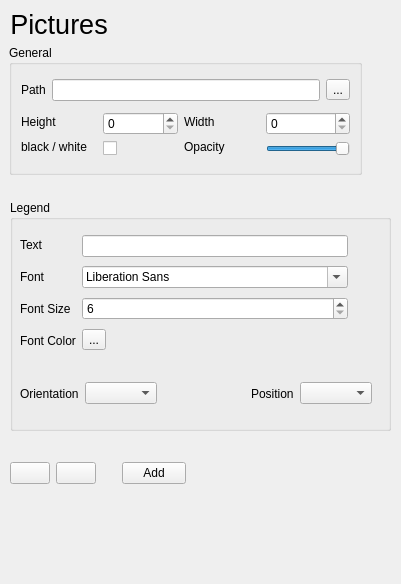
Above: sources/Forms/formpictures.ui from jose94752/ClipEdit before the change. Below: the same form after it.
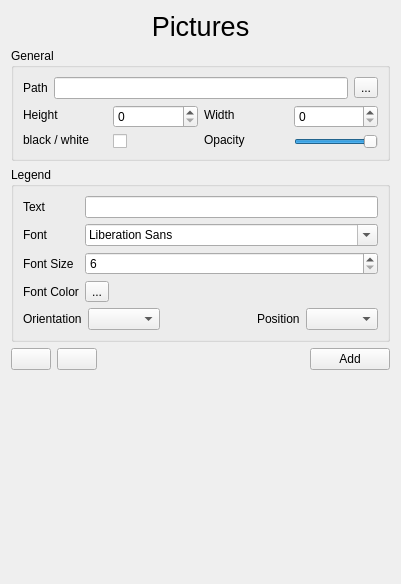
That is the form after the change. Icons and pictures are not drawn. Custom widgets are drawn as their Qt base class.

Commit message: Update form pictures

Patch:
```diff
--- a/sources/Forms/formpictures.ui
+++ b/sources/Forms/formpictures.ui
@@ -13,15 +13,9 @@
   <property name="windowTitle">
    <string>Form</string>
   </property>
+  <layout class="QVBoxLayout" name="verticalLayout_8">
+   <item>
   <widget class="QLabel" name="label_2">
-   <property name="geometry">
-    <rect>
-     <x>9</x>
-     <y>9</y>
-     <width>100</width>
-     <height>30</height>
-    </rect>
-   </property>
    <property name="sizePolicy">
     <sizepolicy hsizetype="Preferred" vsizetype="Fixed">
      <horstretch>0</horstretch>
@@ -40,15 +34,9 @@
     <set>Qt::AlignCenter</set>
    </property>
   </widget>
+   </item>
+   <item>
   <widget class="QGroupBox" name="groupBox_picture">
-   <property name="geometry">
-    <rect>
-     <x>9</x>
-     <y>45</y>
-     <width>353</width>
-     <height>130</height>
-    </rect>
-   </property>
    <property name="title">
     <string>General</string>
    </property>
@@ -172,95 +160,45 @@
     </item>
    </layout>
   </widget>
+   </item>
+   <item>
   <widget class="QGroupBox" name="groupBox_legend">
-   <property name="geometry">
-    <rect>
-     <x>10</x>
-     <y>200</y>
-     <width>381</width>
-     <height>231</height>
-    </rect>
-   </property>
    <property name="title">
     <string>Legend</string>
    </property>
-   <widget class="QWidget" name="">
-    <property name="geometry">
-     <rect>
-      <x>10</x>
-      <y>32</y>
-      <width>328</width>
-      <height>122</height>
-     </rect>
-    </property>
-    <layout class="QHBoxLayout" name="horizontalLayout">
-     <item>
-      <layout class="QVBoxLayout" name="verticalLayout_5">
-       <item>
+     <layout class="QFormLayout" name="formLayout">
+      <item row="0" column="0">
         <widget class="QLabel" name="label_10">
          <property name="text">
           <string>Text</string>
          </property>
         </widget>
        </item>
-       <item>
+      <item row="0" column="1">
+       <widget class="QLineEdit" name="lineEdit_lg_txt"/>
+      </item>
+      <item row="1" column="0">
         <widget class="QLabel" name="label_13">
          <property name="text">
           <string>Font</string>
          </property>
         </widget>
        </item>
-       <item>
+      <item row="3" column="0">
         <widget class="QLabel" name="label_11">
          <property name="text">
           <string>Font Size</string>
          </property>
         </widget>
        </item>
-       <item>
+      <item row="4" column="0">
         <widget class="QLabel" name="label_7">
          <property name="text">
           <string>Font Color</string>
          </property>
         </widget>
        </item>
-      </layout>
-     </item>
-     <item>
-      <layout class="QVBoxLayout" name="verticalLayout_7">
-       <item>
-        <widget class="QLineEdit" name="lineEdit_lg_txt"/>
-       </item>
-       <item>
-        <widget class="QFontComboBox" name="fontComboBox_lg_font"/>
-       </item>
-       <item>
-        <widget class="QSpinBox" name="spinBox_lg_size">
-         <property name="minimum">
-          <number>6</number>
-         </property>
-        </widget>
-       </item>
-       <item>
-        <widget class="ColorButton" name="toolButton_color">
-         <property name="text">
-          <string>...</string>
-         </property>
-        </widget>
-       </item>
-      </layout>
-     </item>
-    </layout>
-   </widget>
-   <widget class="QWidget" name="">
-    <property name="geometry">
-     <rect>
-      <x>10</x>
-      <y>180</y>
-      <width>352</width>
-      <height>27</height>
-     </rect>
-    </property>
+      <item row="6" column="0" colspan="2">
     <layout class="QHBoxLayout" name="horizontalLayout_5">
      <item>
       <widget class="QLabel" name="label_9">
@@ -296,17 +234,28 @@
       <widget class="QComboBox" name="comboBox_lg_pos"/>
      </item>
     </layout>
-   </widget>
-  </widget>
-  <widget class="QWidget" name="">
-   <property name="geometry">
-    <rect>
-     <x>10</x>
-     <y>460</y>
-     <width>176</width>
-     <height>27</height>
-    </rect>
-   </property>
+      </item>
+      <item row="1" column="1">
+       <widget class="QFontComboBox" name="fontComboBox_lg_font"/>
+      </item>
+      <item row="3" column="1">
+       <widget class="QSpinBox" name="spinBox_lg_size">
+        <property name="minimum">
+         <number>6</number>
+        </property>
+       </widget>
+      </item>
+      <item row="4" column="1">
+       <widget class="ColorButton" name="toolButton_color">
+        <property name="text">
+         <string>...</string>
+        </property>
+       </widget>
+      </item>
+     </layout>
+    </widget>
+   </item>
+   <item>
    <layout class="QHBoxLayout" name="horizontalLayout_6">
     <item>
      <widget class="QPushButton" name="pushButton_save">
@@ -337,6 +286,28 @@
      </widget>
     </item>
     <item>
+      <spacer name="horizontalSpacer_2">
+       <property name="orientation">
+        <enum>Qt::Horizontal</enum>
+       </property>
+       <property name="sizeHint" stdset="0">
+        <size>
+         <width>40</width>
+         <height>20</height>
+        </size>
+       </property>
+      </spacer>
+     </item>
+     <item>
+      <widget class="QPushButton" name="pushButton_ok">
+       <property name="text">
+        <string>Add</string>
+       </property>
+      </widget>
+     </item>
+    </layout>
+   </item>
+   <item>
      <spacer name="verticalSpacer">
       <property name="orientation">
        <enum>Qt::Vertical</enum>
@@ -344,20 +315,12 @@
       <property name="sizeHint" stdset="0">
        <size>
         <width>20</width>
-        <height>18</height>
+       <height>40</height>
        </size>
       </property>
      </spacer>
     </item>
-    <item>
-     <widget class="QPushButton" name="pushButton_ok">
-      <property name="text">
-       <string>Add</string>
-      </property>
-     </widget>
-    </item>
-   </layout>
-  </widget>
+  </layout>
  </widget>
  <customwidgets>
   <customwidget>
```
Lines whose indentation alone changed are shown as unchanged.
